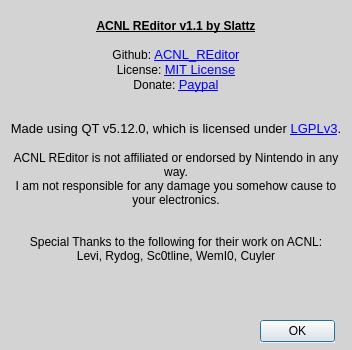
First picture: the form in Forms/aboutwindow.ui, repository Slattz/ACNL_REditor, before the edit.
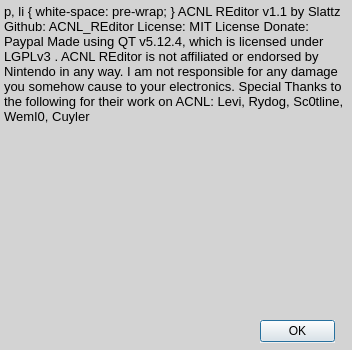
Second picture: the form after the edit.

Patch:
```diff
--- a/Forms/aboutwindow.ui
+++ b/Forms/aboutwindow.ui
@@ -73,10 +73,10 @@
 &lt;p align=&quot;center&quot; style=&quot;-qt-paragraph-type:empty; margin-top:0px; margin-bottom:0px; margin-left:0px; margin-right:0px; -qt-block-indent:0; text-indent:0px; font-size:9pt; font-weight:600; text-decoration: underline;&quot;&gt;&lt;br /&gt;&lt;/p&gt;
 &lt;p align=&quot;center&quot; style=&quot; margin-top:0px; margin-bottom:0px; margin-left:0px; margin-right:0px; -qt-block-indent:0; text-indent:0px;&quot;&gt;&lt;span style=&quot; font-size:9pt;&quot;&gt;Github: &lt;/span&gt;&lt;a href=&quot;https://github.com/Slattz/ACNL_REditor&quot;&gt;&lt;span style=&quot; text-decoration: underline; color:#0000ff;&quot;&gt;ACNL_REditor&lt;/span&gt;&lt;/a&gt;&lt;/p&gt;
 &lt;p align=&quot;center&quot; style=&quot; margin-top:0px; margin-bottom:0px; margin-left:0px; margin-right:0px; -qt-block-indent:0; text-indent:0px;&quot;&gt;&lt;span style=&quot; font-size:9pt;&quot;&gt;License: &lt;/span&gt;&lt;a href=&quot;https://github.com/Slattz/ACNL_REditor/blob/master/LICENSE&quot;&gt;&lt;span style=&quot; text-decoration: underline; color:#0000ff;&quot;&gt;MIT License&lt;/span&gt;&lt;/a&gt;&lt;/p&gt;
-&lt;p align=&quot;center&quot; style=&quot; margin-top:0px; margin-bottom:0px; margin-left:0px; margin-right:0px; -qt-block-indent:0; text-indent:0px;&quot;&gt;&lt;span style=&quot; font-size:9pt;&quot;&gt;Donate: &lt;/span&gt;&lt;a href=&quot;https://www.paypal.com/cgi-bin/webscr?cmd=_s-xclick&amp;amp;hosted_button_id=APDWE9ZED4VBW&quot;&gt;&lt;span style=&quot; text-decoration: underline; color:#0000ff;&quot;&gt;Paypal&lt;/span&gt;&lt;/a&gt;&lt;/p&gt;
+&lt;p align=&quot;center&quot; style=&quot; margin-top:0px; margin-bottom:0px; margin-left:0px; margin-right:0px; -qt-block-indent:0; text-indent:0px;&quot;&gt;&lt;span style=&quot; font-size:9pt;&quot;&gt;Donate: &lt;/span&gt;&lt;a href=&quot;https://www.paypal.com/cgi-bin/webscr?cmd=_s-xclick&amp;amp;hosted_button_id=88BG7AVZ7KW6E&amp;amp;source=url&quot;&gt;&lt;span style=&quot; text-decoration: underline; color:#0000ff;&quot;&gt;Paypal&lt;/span&gt;&lt;/a&gt;&lt;/p&gt;
 &lt;p align=&quot;center&quot; style=&quot;-qt-paragraph-type:empty; margin-top:0px; margin-bottom:0px; margin-left:0px; margin-right:0px; -qt-block-indent:0; text-indent:0px; font-size:9pt;&quot;&gt;&lt;br /&gt;&lt;/p&gt;
 &lt;p align=&quot;center&quot; style=&quot;-qt-paragraph-type:empty; margin-top:0px; margin-bottom:0px; margin-left:0px; margin-right:0px; -qt-block-indent:0; text-indent:0px;&quot;&gt;&lt;br /&gt;&lt;/p&gt;
-&lt;p align=&quot;center&quot; style=&quot; margin-top:0px; margin-bottom:0px; margin-left:0px; margin-right:0px; -qt-block-indent:0; text-indent:0px;&quot;&gt;Made using QT v5.12.0, which is licensed under &lt;a href=&quot;https://doc.qt.io/qt-5/lgpl.html&quot;&gt;&lt;span style=&quot; text-decoration: underline; color:#0000ff;&quot;&gt;LGPLv3&lt;/span&gt;&lt;/a&gt;.&lt;/p&gt;
+&lt;p align=&quot;center&quot; style=&quot; margin-top:0px; margin-bottom:0px; margin-left:0px; margin-right:0px; -qt-block-indent:0; text-indent:0px;&quot;&gt;Made using QT v5.12.4, which is licensed under &lt;a href=&quot;https://doc.qt.io/qt-5/lgpl.html&quot;&gt;&lt;span style=&quot; text-decoration: underline; color:#0000ff;&quot;&gt;LGPLv3&lt;/span&gt;&lt;/a&gt;.&lt;/p&gt;
 &lt;p align=&quot;center&quot; style=&quot;-qt-paragraph-type:empty; margin-top:0px; margin-bottom:0px; margin-left:0px; margin-right:0px; -qt-block-indent:0; text-indent:0px;&quot;&gt;&lt;br /&gt;&lt;/p&gt;
 &lt;p align=&quot;center&quot; style=&quot; margin-top:0px; margin-bottom:0px; margin-left:0px; margin-right:0px; -qt-block-indent:0; text-indent:0px;&quot;&gt;&lt;span style=&quot; font-size:9pt;&quot;&gt;ACNL REditor is not affiliated or endorsed by Nintendo in any way.&lt;/span&gt;&lt;/p&gt;
 &lt;p align=&quot;center&quot; style=&quot; margin-top:0px; margin-bottom:0px; margin-left:0px; margin-right:0px; -qt-block-indent:0; text-indent:0px;&quot;&gt;&lt;span style=&quot; font-size:9pt;&quot;&gt;I am not responsible for any damage you somehow cause to your electronics.&lt;/span&gt;&lt;/p&gt;
```
